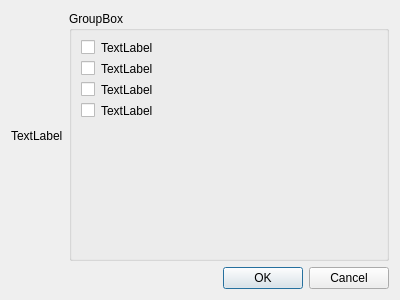
Old version of the form rpfm_ui/ui_templates/optimizer_dialog.ui in the repository Frodo45127/rpfm.
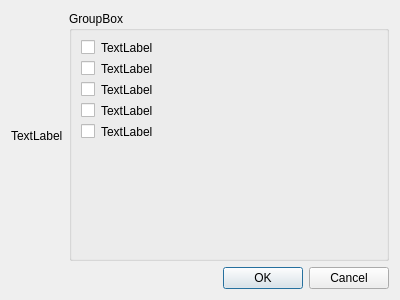
New version of the form.

Commit message: Implemented "Remove unchanged files" feature in the pack optimizer.

```diff
--- a/rpfm_ui/ui_templates/optimizer_dialog.ui
+++ b/rpfm_ui/ui_templates/optimizer_dialog.ui
@@ -26,32 +26,15 @@
      <property name="title">
       <string>GroupBox</string>
      </property>
-     <layout class="QGridLayout" name="gridLayout_3" rowstretch="0,0,0,0,0,0,1" columnstretch="0,1,0">
-      <item row="0" column="0">
-       <widget class="QCheckBox" name="optimize_datacored_tables_checkbox">
-        <property name="text">
-         <string/>
-        </property>
-       </widget>
-      </item>
-      <item row="2" column="0">
-       <widget class="QCheckBox" name="remove_unused_variants_checkbox">
-        <property name="text">
-         <string/>
-        </property>
-       </widget>
-      </item>
-      <item row="3" column="0">
+     <layout class="QGridLayout" name="gridLayout_3" rowstretch="0,0,0,0,0,0,1,0" columnstretch="0,1,0">
+      <item row="4" column="0">
        <widget class="QCheckBox" name="remove_empty_masks_checkbox">
         <property name="text">
          <string/>
         </property>
        </widget>
       </item>
-      <item row="6" column="0" colspan="3">
-       <widget class="QWidget" name="widget_2" native="true"/>
-      </item>
-      <item row="1" column="0">
+      <item row="2" column="0">
        <widget class="QCheckBox" name="remove_unused_art_sets_checkbox">
         <property name="text">
          <string/>
@@ -59,28 +42,59 @@
        </widget>
       </item>
       <item row="3" column="1">
-       <widget class="QLabel" name="remove_empty_masks_label">
-        <property name="text">
-         <string>TextLabel</string>
-        </property>
-       </widget>
-      </item>
-      <item row="2" column="1">
        <widget class="QLabel" name="remove_unused_variants_label">
         <property name="text">
          <string>TextLabel</string>
         </property>
        </widget>
       </item>
+      <item row="4" column="1">
+       <widget class="QLabel" name="remove_empty_masks_label">
+        <property name="text">
+         <string>TextLabel</string>
+        </property>
+       </widget>
+      </item>
+      <item row="7" column="0" colspan="3">
+       <widget class="QWidget" name="widget_2" native="true"/>
+      </item>
       <item row="1" column="1">
+       <widget class="QLabel" name="optimize_datacored_tables_label">
+        <property name="text">
+         <string>TextLabel</string>
+        </property>
+       </widget>
+      </item>
+      <item row="1" column="0">
+       <widget class="QCheckBox" name="optimize_datacored_tables_checkbox">
+        <property name="text">
+         <string/>
+        </property>
+       </widget>
+      </item>
+      <item row="3" column="0">
+       <widget class="QCheckBox" name="remove_unused_variants_checkbox">
+        <property name="text">
+         <string/>
+        </property>
+       </widget>
+      </item>
+      <item row="2" column="1">
        <widget class="QLabel" name="remove_unused_art_sets_label">
         <property name="text">
          <string>TextLabel</string>
         </property>
        </widget>
       </item>
+      <item row="0" column="0">
+       <widget class="QCheckBox" name="remove_itm_checkbox">
+        <property name="text">
+         <string/>
+        </property>
+       </widget>
+      </item>
       <item row="0" column="1">
-       <widget class="QLabel" name="optimize_datacored_tables_label">
+       <widget class="QLabel" name="remove_itm_label">
         <property name="text">
          <string>TextLabel</string>
         </property>
```
The commit also changes 6 other files.
